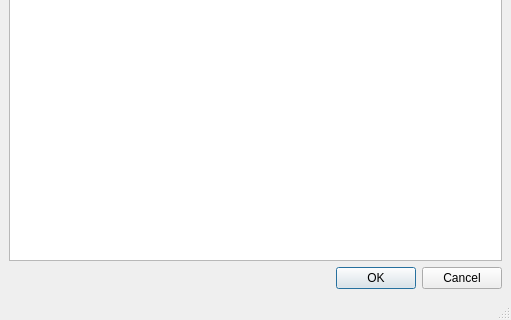
Before: the Qt Designer form src/textviewer.ui in lhalb/cncBuilder, drawn with Qt 5; both pictures show x 0 to 511 and y 409 to 729 of the 511 by 729 pixel window.
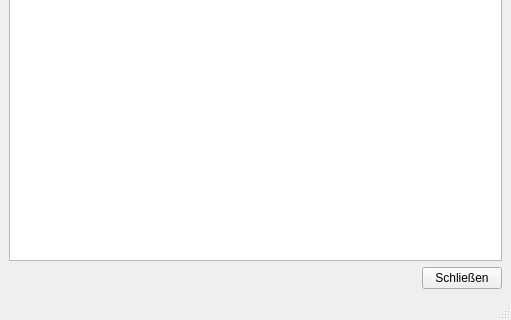
After: the same form once the commit is applied.

The edit to the form file:
```diff
--- a/src/textviewer.ui
+++ b/src/textviewer.ui
@@ -27,11 +27,31 @@
        </widget>
       </item>
       <item>
-       <widget class="QDialogButtonBox" name="butBox">
-        <property name="standardButtons">
-         <set>QDialogButtonBox::Cancel|QDialogButtonBox::Ok</set>
+       <layout class="QHBoxLayout" name="horizontalLayout_2">
+        <property name="topMargin">
+         <number>0</number>
         </property>
-       </widget>
+        <item>
+         <spacer name="horizontalSpacer">
+          <property name="orientation">
+           <enum>Qt::Horizontal</enum>
+          </property>
+          <property name="sizeHint" stdset="0">
+           <size>
+            <width>40</width>
+            <height>20</height>
+           </size>
+          </property>
+         </spacer>
+        </item>
+        <item>
+         <widget class="QPushButton" name="pb_close">
+          <property name="text">
+           <string>Schließen</string>
+          </property>
+         </widget>
+        </item>
+       </layout>
       </item>
      </layout>
     </item>
```
Left out of the diff: 2 changed lines with no effect on the pictures.
